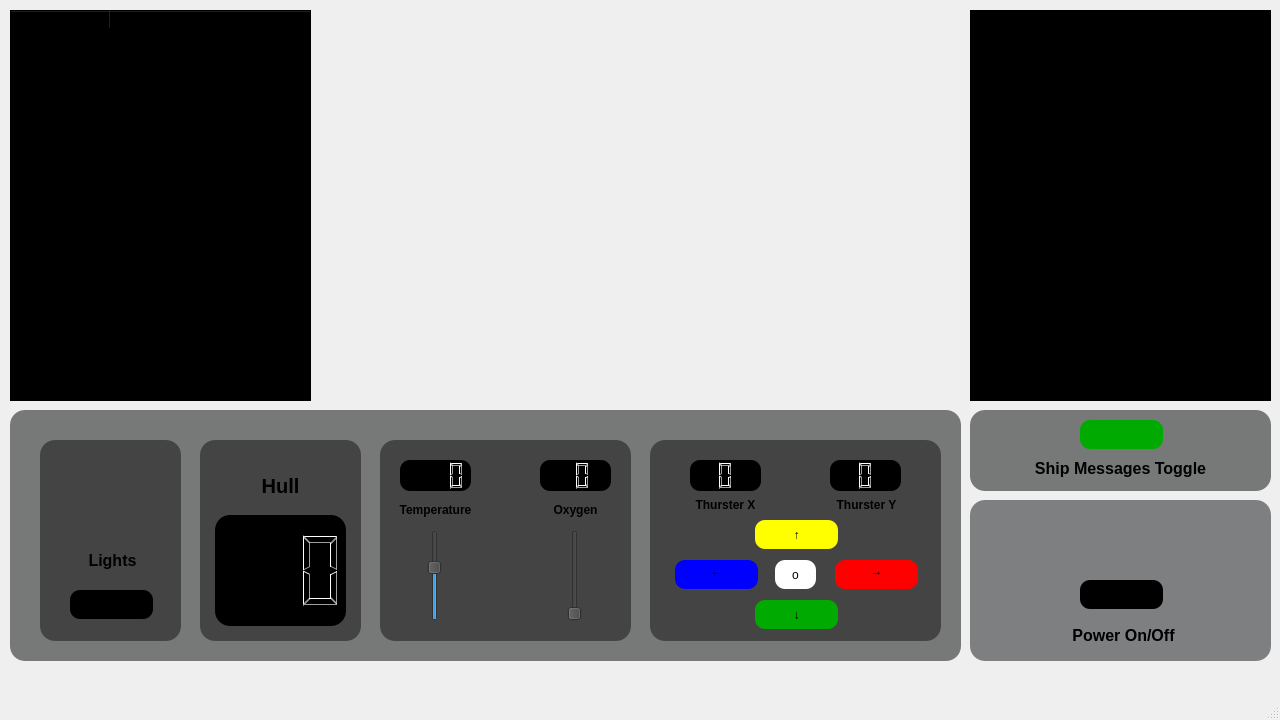
Above: reach_spaceship_controller/mainwindow.ui from SUP3RBOB/project3_section3_group7 before the change. Below: the same form after it.
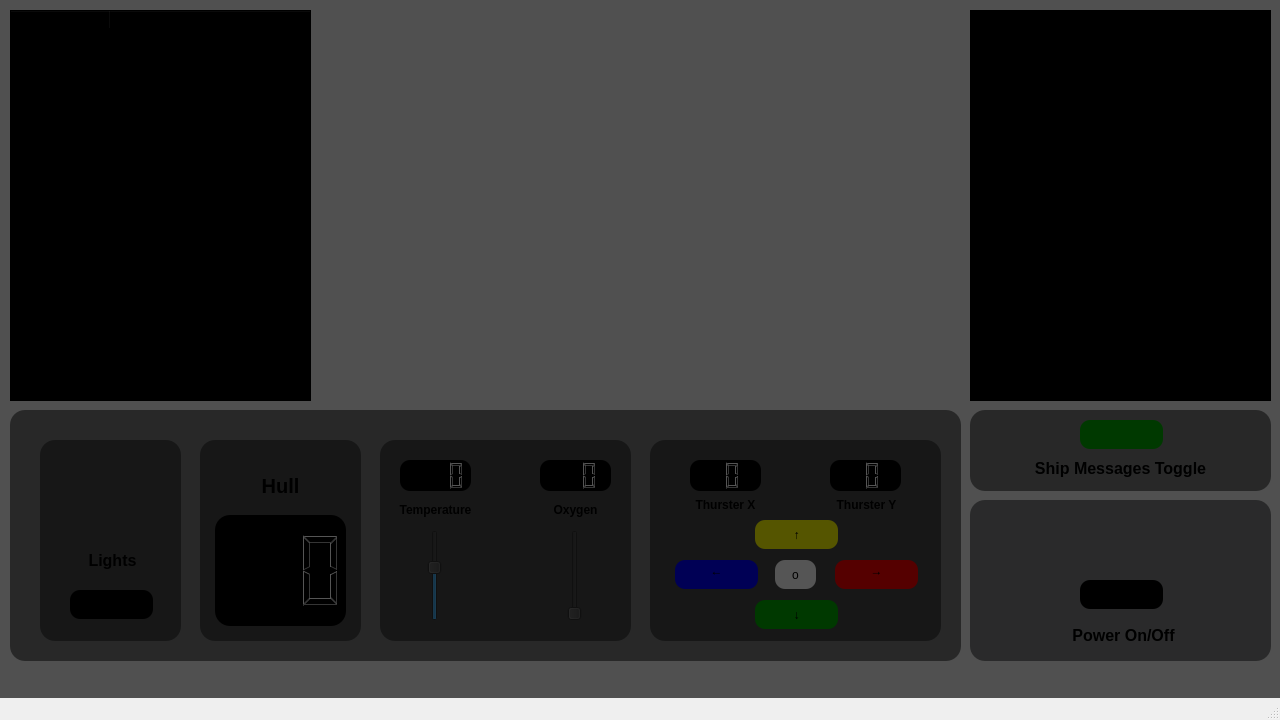
That is the form after the change. Icons and pictures are not drawn.

Commit message:
Linked more modules to UI and called save/load methods
- Save and load methods are working
- More modules linked to UI
TODO:
- Link comms, map and nav
- Save navigation at a slower interval

What changed in the file:
```diff
--- a/reach_spaceship_controller/mainwindow.ui
+++ b/reach_spaceship_controller/mainwindow.ui
@@ -702,7 +702,7 @@
 border-radius: 10px;</string>
       </property>
       <property name="digitCount">
-       <number>1</number>
+       <number>2</number>
       </property>
      </widget>
      <widget class="QLCDNumber" name="ThrusterYLabel">
@@ -722,7 +722,7 @@
 border-radius: 10px;</string>
       </property>
       <property name="digitCount">
-       <number>1</number>
+       <number>2</number>
       </property>
      </widget>
      <widget class="QLabel" name="label_9">
@@ -813,7 +813,7 @@
 border-radius: 10px;</string>
       </property>
       <property name="digitCount">
-       <number>2</number>
+       <number>3</number>
       </property>
      </widget>
      <widget class="QLCDNumber" name="TempLabel">
@@ -867,6 +867,9 @@
         <height>91</height>
        </rect>
       </property>
+      <property name="maximum">
+       <number>100</number>
+      </property>
       <property name="orientation">
        <enum>Qt::Orientation::Vertical</enum>
       </property>
@@ -942,12 +945,32 @@
      <string notr="true">background-image: url(:/Images/Images/wood with hole.png);</string>
     </property>
    </widget>
+   <widget class="QWidget" name="LightsOverlay" native="true">
+    <property name="enabled">
+     <bool>true</bool>
+    </property>
+    <property name="geometry">
+     <rect>
+      <x>0</x>
+      <y>0</y>
+      <width>1280</width>
+      <height>720</height>
+     </rect>
+    </property>
+    <property name="mouseTracking">
+     <bool>false</bool>
+    </property>
+    <property name="styleSheet">
+     <string notr="true">background-color: rgba(0, 0, 0, 170);</string>
+    </property>
+   </widget>
    <zorder>background</zorder>
    <zorder>MessagesList</zorder>
    <zorder>Shipmsgtoggle</zorder>
    <zorder>power</zorder>
    <zorder>PlanetTable</zorder>
    <zorder>MainPanel</zorder>
+   <zorder>LightsOverlay</zorder>
   </widget>
   <widget class="QMenuBar" name="menubar">
    <property name="geometry">
```
The commit also changes 2 other files.
